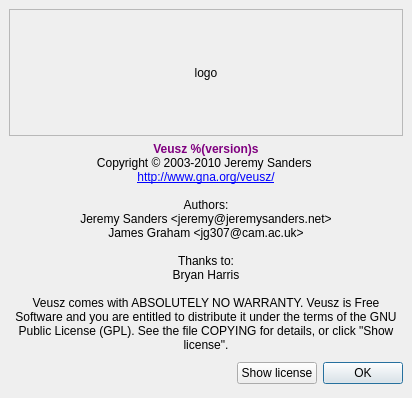
Old version of the form dialogs/about.ui in the repository veusz/veusz.
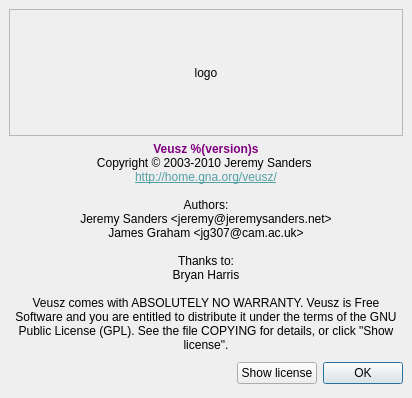
New version of the form.

Commit message: Use Qt desktop services to open external links, rather than python service

Diff of the .ui file:
```diff
--- a/dialogs/about.ui
+++ b/dialogs/about.ui
@@ -57,7 +57,7 @@
 &lt;/style&gt;&lt;/head&gt;&lt;body style=&quot; font-family:'Arial'; font-size:9pt; font-weight:400; font-style:normal;&quot;&gt;
 &lt;p style=&quot; margin-top:0px; margin-bottom:0px; margin-left:0px; margin-right:0px; -qt-block-indent:0; text-indent:0px;&quot;&gt;&lt;span style=&quot; font-weight:600; color:#800080;&quot;&gt;Veusz %(version)s&lt;/span&gt;&lt;/p&gt;
 &lt;p style=&quot; margin-top:0px; margin-bottom:0px; margin-left:0px; margin-right:0px; -qt-block-indent:0; text-indent:0px;&quot;&gt;&lt;span style=&quot; color:#000000;&quot;&gt;Copyright © 2003-2010 Jeremy Sanders &lt;/span&gt;&lt;/p&gt;
-&lt;p style=&quot; margin-top:0px; margin-bottom:0px; margin-left:0px; margin-right:0px; -qt-block-indent:0; text-indent:0px;&quot;&gt;&lt;span style=&quot; color:#000000;&quot;&gt;&lt;a href=&quot;http://www.gna.org/veusz/&quot;&gt;http://www.gna.org/veusz/&lt;/a&gt;&lt;/span&gt;&lt;/p&gt;
+&lt;p style=&quot; margin-top:0px; margin-bottom:0px; margin-left:0px; margin-right:0px; -qt-block-indent:0; text-indent:0px;&quot;&gt;&lt;a href=&quot;http://home.gna.org/veusz/&quot;&gt;&lt;span style=&quot; text-decoration: underline; color:#539fa3;&quot;&gt;http://home.gna.org/veusz/&lt;/span&gt;&lt;/a&gt;&lt;/p&gt;
 &lt;p style=&quot;-qt-paragraph-type:empty; margin-top:0px; margin-bottom:0px; margin-left:0px; margin-right:0px; -qt-block-indent:0; text-indent:0px;&quot;&gt;&lt;/p&gt;
 &lt;p style=&quot; margin-top:0px; margin-bottom:0px; margin-left:0px; margin-right:0px; -qt-block-indent:0; text-indent:0px;&quot;&gt;Authors:&lt;/p&gt;
 &lt;p style=&quot; margin-top:0px; margin-bottom:0px; margin-left:0px; margin-right:0px; -qt-block-indent:0; text-indent:0px;&quot;&gt;Jeremy Sanders &amp;lt;jeremy@jeremysanders.net&amp;gt;&lt;/p&gt;
@@ -66,7 +66,7 @@
 &lt;p style=&quot; margin-top:0px; margin-bottom:0px; margin-left:0px; margin-right:0px; -qt-block-indent:0; text-indent:0px;&quot;&gt;Thanks to:&lt;/p&gt;
 &lt;p style=&quot; margin-top:0px; margin-bottom:0px; margin-left:0px; margin-right:0px; -qt-block-indent:0; text-indent:0px;&quot;&gt;Bryan Harris&lt;/p&gt;
 &lt;p style=&quot;-qt-paragraph-type:empty; margin-top:0px; margin-bottom:0px; margin-left:0px; margin-right:0px; -qt-block-indent:0; text-indent:0px;&quot;&gt;&lt;/p&gt;
-&lt;p style=&quot; margin-top:0px; margin-bottom:0px; margin-left:0px; margin-right:0px; -qt-block-indent:0; text-indent:0px;&quot;&gt;Veusz comes with ABSOLUTELY NO WARRANTY. Veusz is Free Software and you are entitled to distribute it under the terms of the GNU Public License (GPL). See the file COPYING for details, or click &quot;Show license&quot;.&lt;/p&gt;&lt;/body&gt;&lt;/html&gt;</string>
+&lt;p style=&quot; margin-top:0px; margin-bottom:0px; margin-left:0px; margin-right:0px; -qt-block-indent:0; text-indent:0px;&quot;&gt;Veusz comes with ABSOLUTELY NO WARRANTY. Veusz is Free Software and you are entitled to distribute it under the terms of the GNU Public License (GPL). See the file COPYING for details, or click &amp;quot;Show license&amp;quot;.&lt;/p&gt;&lt;/body&gt;&lt;/html&gt;</string>
      </property>
      <property name="alignment">
       <set>Qt::AlignCenter</set>
```
Left out of the diff: 3 changed lines with no effect on the pictures. The commit also changes 1 other file.
